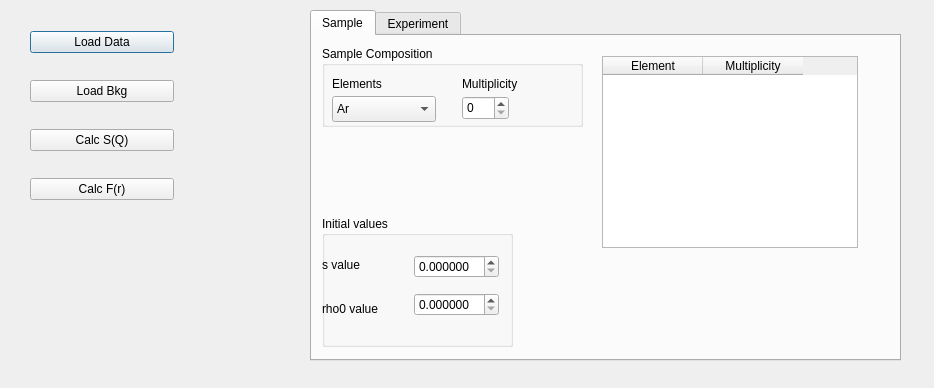
Gaozmmm/LASDiA, file modules/gui/gui.ui: the form before one commit.
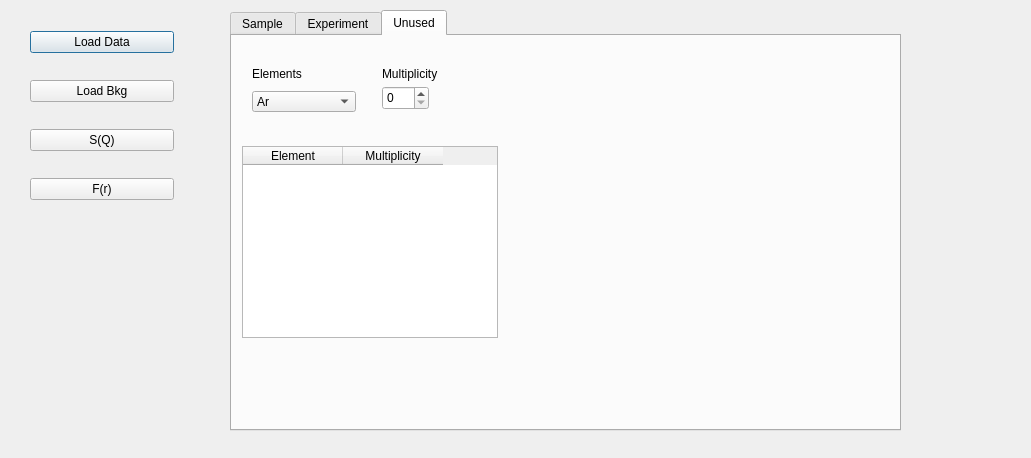
The form after the commit. The open tabs and pages were chosen to show the change.

Patch:
```diff
--- a/modules/gui/gui.ui
+++ b/modules/gui/gui.ui
@@ -6,8 +6,8 @@
    <rect>
     <x>0</x>
     <y>0</y>
-    <width>934</width>
-    <height>388</height>
+    <width>1031</width>
+    <height>458</height>
    </rect>
   </property>
   <property name="windowTitle">
@@ -40,14 +40,14 @@
     <item>
      <widget class="QPushButton" name="CalcSQ">
       <property name="text">
-       <string>Calc S(Q)</string>
+       <string>S(Q)</string>
       </property>
      </widget>
     </item>
     <item>
      <widget class="QPushButton" name="Calcgr">
       <property name="text">
-       <string>Calc F(r)</string>
+       <string>F(r)</string>
       </property>
      </widget>
     </item>
@@ -56,10 +56,10 @@
   <widget class="QTabWidget" name="tabWidget">
    <property name="geometry">
     <rect>
-     <x>310</x>
+     <x>230</x>
      <y>10</y>
-     <width>591</width>
-     <height>351</height>
+     <width>671</width>
+     <height>421</height>
     </rect>
    </property>
    <property name="toolTip">
@@ -68,7 +68,7 @@
    <property name="currentIndex">
     <number>0</number>
    </property>
-   <widget class="QWidget" name="tab">
+   <widget class="QWidget" name="Sample">
     <attribute name="title">
      <string>Sample</string>
     </attribute>
@@ -77,85 +77,83 @@
       <rect>
        <x>10</x>
        <y>10</y>
-       <width>261</width>
-       <height>81</height>
+       <width>281</width>
+       <height>91</height>
       </rect>
      </property>
      <property name="title">
       <string>Sample Composition</string>
      </property>
-     <widget class="QSpinBox" name="Multiplicity">
+     <widget class="QWidget" name="verticalLayoutWidget">
       <property name="geometry">
        <rect>
-        <x>140</x>
-        <y>50</y>
-        <width>47</width>
-        <height>24</height>
-       </rect>
-      </property>
-     </widget>
-     <widget class="QLabel" name="label_9">
-      <property name="geometry">
-       <rect>
-        <x>10</x>
+        <x>160</x>
         <y>30</y>
-        <width>59</width>
-        <height>16</height>
+        <width>101</width>
+        <height>41</height>
        </rect>
       </property>
-      <property name="text">
-       <string>Elements</string>
-      </property>
+      <layout class="QVBoxLayout" name="verticalLayout_10">
+       <item>
+        <widget class="QLabel" name="label">
+         <property name="text">
+          <string>Mol distance</string>
+         </property>
+        </widget>
+       </item>
+       <item>
+        <widget class="QDoubleSpinBox" name="doubleSpinBox">
+         <property name="decimals">
+          <number>6</number>
+         </property>
+        </widget>
+       </item>
+      </layout>
      </widget>
-     <widget class="QLabel" name="label_10">
+     <widget class="QWidget" name="verticalLayoutWidget_2">
       <property name="geometry">
        <rect>
-        <x>140</x>
+        <x>20</x>
         <y>30</y>
-        <width>81</width>
-        <height>16</height>
+        <width>91</width>
+        <height>41</height>
        </rect>
       </property>
-      <property name="text">
-       <string>Multiplicity</string>
-      </property>
-     </widget>
-     <widget class="QComboBox" name="Elements">
-      <property name="geometry">
-       <rect>
-        <x>10</x>
-        <y>50</y>
-        <width>104</width>
-        <height>26</height>
-       </rect>
-      </property>
-      <item>
-       <property name="text">
-        <string>Ar</string>
-       </property>
-      </item>
-      <item>
-       <property name="text">
-        <string>C</string>
-       </property>
-      </item>
-      <item>
-       <property name="text">
-        <string>O</string>
-       </property>
-      </item>
-      <item>
-       <property name="text">
-        <string>Si</string>
-       </property>
-      </item>
+      <layout class="QVBoxLayout" name="verticalLayout_11">
+       <item>
+        <widget class="QLabel" name="label_17">
+         <property name="text">
+          <string>Molecule</string>
+         </property>
+        </widget>
+       </item>
+       <item>
+        <widget class="QComboBox" name="Molecule">
+         <item>
+          <property name="text">
+           <string>Ar</string>
+          </property>
+         </item>
+         <item>
+          <property name="text">
+           <string>N2</string>
+          </property>
+         </item>
+         <item>
+          <property name="text">
+           <string>CO2</string>
+          </property>
+         </item>
+        </widget>
+       </item>
+      </layout>
      </widget>
     </widget>
     <widget class="QGroupBox" name="groupBox_3">
      <property name="geometry">
       <rect>
-       <x>10</x>
-       <y>180</y>
+       <x>360</x>
+       <y>230</y>
        <width>191</width>
        <height>131</height>
       </rect>
@@ -217,26 +215,8 @@
        </item>
       </layout>
      </widget>
-    </widget>
-    <widget class="QTableWidget" name="tableWidget">
-     <property name="geometry">
-      <rect>
-       <x>290</x>
-       <y>20</y>
-       <width>256</width>
-       <height>192</height>
-      </rect>
-     </property>
-     <column>
-      <property name="text">
-       <string>Element</string>
-      </property>
-     </column>
-     <column>
-      <property name="text">
-       <string>Multiplicity</string>
-      </property>
-     </column>
+     <zorder>layoutWidget</zorder>
+     <zorder>label_15</zorder>
     </widget>
    </widget>
    <widget class="QWidget" name="tab_2">
@@ -460,6 +440,97 @@
      </widget>
     </widget>
    </widget>
+   <widget class="QWidget" name="tab">
+    <attribute name="title">
+     <string>Unused</string>
+    </attribute>
+    <widget class="QTableWidget" name="tableWidget">
+     <property name="geometry">
+      <rect>
+       <x>10</x>
+       <y>110</y>
+       <width>256</width>
+       <height>192</height>
+      </rect>
+     </property>
+     <column>
+      <property name="text">
+       <string>Element</string>
+      </property>
+     </column>
+     <column>
+      <property name="text">
+       <string>Multiplicity</string>
+      </property>
+     </column>
+    </widget>
+    <widget class="QComboBox" name="Elements">
+     <property name="geometry">
+      <rect>
+       <x>20</x>
+       <y>55</y>
+       <width>104</width>
+       <height>21</height>
+      </rect>
+     </property>
+     <item>
+      <property name="text">
+       <string>Ar</string>
+      </property>
+     </item>
+     <item>
+      <property name="text">
+       <string>N</string>
+      </property>
+     </item>
+     <item>
+      <property name="text">
+       <string>C</string>
+      </property>
+     </item>
+     <item>
+      <property name="text">
+       <string>O</string>
+      </property>
+     </item>
+    </widget>
+    <widget class="QSpinBox" name="Multiplicity">
+     <property name="geometry">
+      <rect>
+       <x>150</x>
+       <y>50</y>
+       <width>47</width>
+       <height>24</height>
+      </rect>
+     </property>
+    </widget>
+    <widget class="QLabel" name="label_10">
+     <property name="geometry">
+      <rect>
+       <x>20</x>
+       <y>30</y>
+       <width>59</width>
+       <height>16</height>
+      </rect>
+     </property>
+     <property name="text">
+      <string>Elements</string>
+     </property>
+    </widget>
+    <widget class="QLabel" name="label_25">
+     <property name="geometry">
+      <rect>
+       <x>150</x>
+       <y>30</y>
+       <width>81</width>
+       <height>16</height>
+      </rect>
+     </property>
+     <property name="text">
+      <string>Multiplicity</string>
+     </property>
+    </widget>
+   </widget>
   </widget>
  </widget>
  <resources/>
```
Left out of the diff: 2 changed lines with no effect on the pictures.
